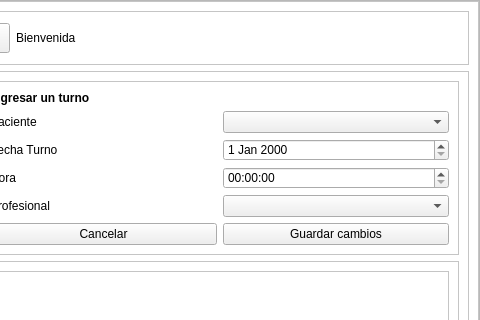
Above: ui/ventanaPrincipal.ui from agulujan41proj/login before the change; both pictures show x 259 to 739 and y 0 to 320 of the 739 by 706 pixel window. Below: the same form after it.
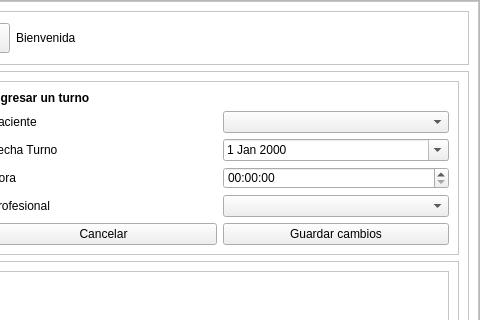
That is the form after the change. Icons and pictures are not drawn.

Diff of the .ui file:
```diff
--- a/ui/ventanaPrincipal.ui
+++ b/ui/ventanaPrincipal.ui
@@ -358,7 +358,11 @@
                  </widget>
                 </item>
                 <item row="2" column="1">
-                 <widget class="QDateEdit" name="dateEditTurno"/>
+                 <widget class="QDateEdit" name="dateEditTurno">
+                  <property name="calendarPopup">
+                   <bool>true</bool>
+                  </property>
+                 </widget>
                 </item>
                 <item row="3" column="0">
                  <widget class="QLabel" name="labelHora">
```
